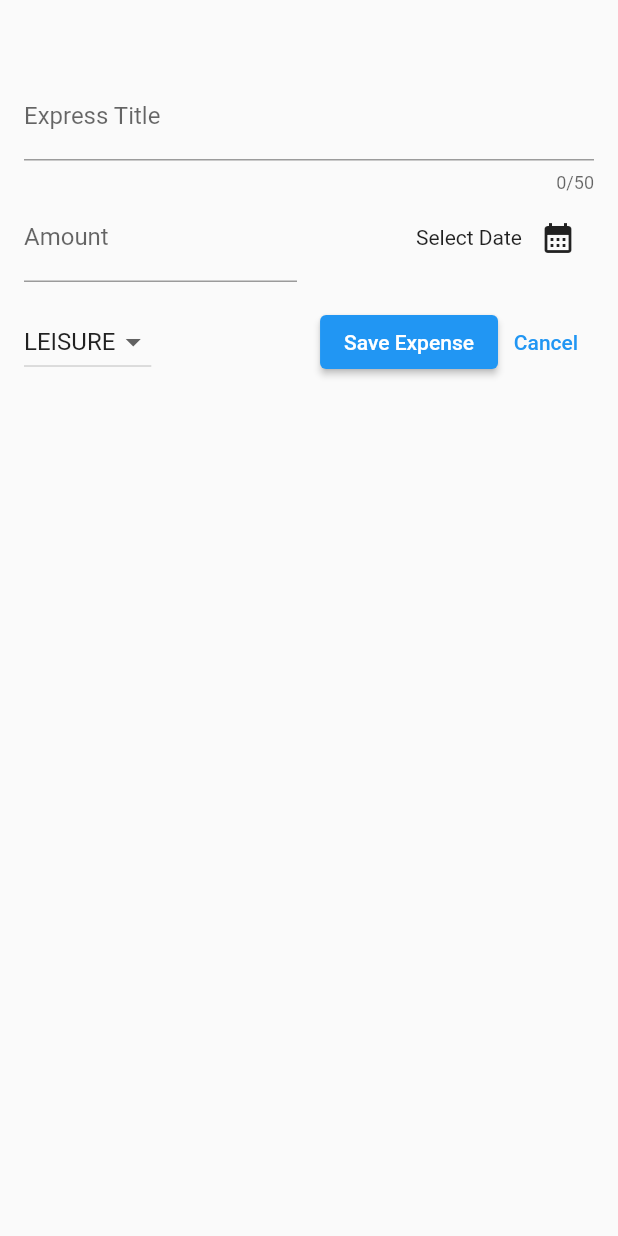
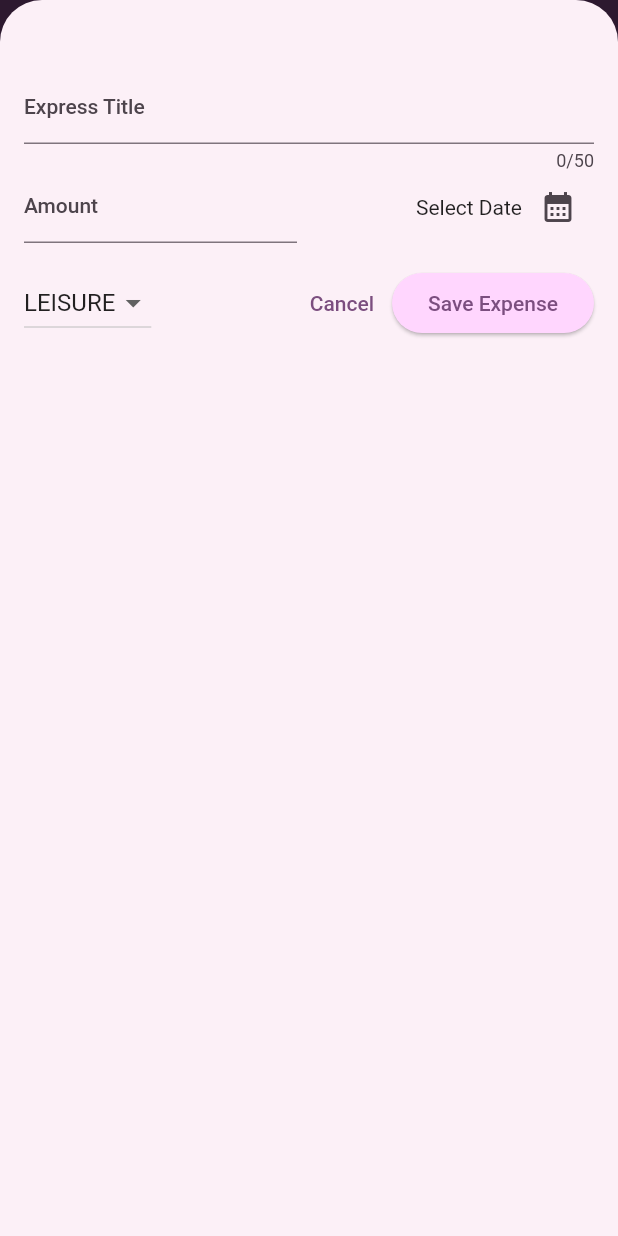
Before and after one commit to MichealMoris/Flutter-Expense-Tracker, a Flutter app: the screen it shows after launch, after a tap on the "add" icon, on a phone screen of 412 x 824 dp. Run offline on Flutter 3.47's test engine with Material 2 defaults, Android fonts, the phone set to English and light mode, and no system bars.

Commit message:
Adding New Expense and Expense Chart Added

```diff
--- a/lib/main.dart
+++ b/lib/main.dart
@@ -1,10 +1,66 @@
 import 'package:flutter/material.dart';
 import 'package:expense_tracker/widgets/expenses.dart';
 
+var kColorScheme = ColorScheme.fromSeed(
+  seedColor: Colors.purple,
+);
+var kDarkColorScheme = ColorScheme.fromSeed(
+  brightness: Brightness.dark,
+  seedColor: Colors.purple,
+);
 void main() {
   runApp(
-    const MaterialApp(
-      home: Expenses(),
+    MaterialApp(
+      darkTheme: ThemeData.dark().copyWith(
+        useMaterial3: true,
+        colorScheme: kDarkColorScheme,
+        appBarTheme: const AppBarTheme().copyWith(
+          backgroundColor: kDarkColorScheme.onPrimaryContainer,
+          foregroundColor: kDarkColorScheme.primaryContainer,
+        ),
+        cardTheme: const CardTheme().copyWith(
+          color: kDarkColorScheme.secondaryContainer,
+          margin: const EdgeInsets.symmetric(
+            horizontal: 18,
+            vertical: 8,
+          ),
+        ),
+        elevatedButtonTheme: ElevatedButtonThemeData(
+          style: ElevatedButton.styleFrom(
+            backgroundColor: kDarkColorScheme.primaryContainer,
+            foregroundColor: kDarkColorScheme.onPrimaryContainer,
+          ),
+        ),
+      ),
+      theme: ThemeData().copyWith(
+        useMaterial3: true,
+        colorScheme: kColorScheme,
+        appBarTheme: const AppBarTheme().copyWith(
+          backgroundColor: kColorScheme.onPrimaryContainer,
+          foregroundColor: kColorScheme.primaryContainer,
+        ),
+        cardTheme: const CardTheme().copyWith(
+          color: kColorScheme.secondaryContainer,
+          margin: const EdgeInsets.symmetric(
+            horizontal: 18,
+            vertical: 8,
+          ),
+        ),
+        elevatedButtonTheme: ElevatedButtonThemeData(
+          style: ElevatedButton.styleFrom(
+            backgroundColor: kColorScheme.primaryContainer,
+          ),
+        ),
+        textTheme: ThemeData().textTheme.copyWith(
+              titleLarge: TextStyle(
+                fontWeight: FontWeight.bold,
+                color: kColorScheme.onSecondaryContainer,
+                fontSize: 17,
+              ),
+            ),
+      ),
+      themeMode: ThemeMode.system,
+      home: const Expenses(),
     ),
   );
 }
--- a/lib/model/expense.dart
+++ b/lib/model/expense.dart
@@ -31,3 +31,22 @@ class Expense {
     return formatter.format(date);
   }
 }
+
+class ExpenseBucket {
+  final Category category;
+  final List<Expense> expenses;
+
+  const ExpenseBucket({required this.category, required this.expenses});
+  ExpenseBucket.forCategory(List<Expense> allExpenses, this.category)
+      : expenses = allExpenses
+            .where((element) => element.category == category)
+            .toList();
+
+  double get totalExpenses {
+    double total = 0;
+    for (final expense in expenses) {
+      total += expense.amount;
+    }
+    return total;
+  }
+}
--- /dev/null
+++ b/lib/widgets/chart/chart.dart
@@ -0,0 +1,95 @@
+import 'package:flutter/material.dart';
+
+import 'package:expense_tracker/widgets/chart/chart_bar.dart';
+import 'package:expense_tracker/model/expense.dart';
+
+class Chart extends StatelessWidget {
+  const Chart({super.key, required this.expenses});
+
+  final List<Expense> expenses;
+
+  List<ExpenseBucket> get buckets {
+    return [
+      ExpenseBucket.forCategory(expenses, Category.food),
+      ExpenseBucket.forCategory(expenses, Category.leisure),
+      ExpenseBucket.forCategory(expenses, Category.travel),
+      ExpenseBucket.forCategory(expenses, Category.work),
+    ];
+  }
+
+  double get maxTotalExpense {
+    double maxTotalExpense = 0;
+
+    for (final bucket in buckets) {
+      if (bucket.totalExpenses > maxTotalExpense) {
+        maxTotalExpense = bucket.totalExpenses;
+      }
+    }
+
+    return maxTotalExpense;
+  }
+
+  @override
+  Widget build(BuildContext context) {
+    final isDarkMode =
+        MediaQuery.of(context).platformBrightness == Brightness.dark;
+    return Container(
+      margin: const EdgeInsets.all(16),
+      padding: const EdgeInsets.symmetric(
+        vertical: 16,
+        horizontal: 8,
+      ),
+      width: double.infinity,
+      height: 180,
+      decoration: BoxDecoration(
+        borderRadius: BorderRadius.circular(8),
+        gradient: LinearGradient(
+          colors: [
+            Theme.of(context).colorScheme.primary.withOpacity(0.5),
+            Theme.of(context).colorScheme.primary.withOpacity(0.2)
+          ],
+          begin: Alignment.bottomCenter,
+          end: Alignment.topCenter,
+        ),
+      ),
+      child: Column(
+        children: [
+          Expanded(
+            child: Row(
+              crossAxisAlignment: CrossAxisAlignment.end,
+              children: [
+                for (final bucket in buckets) // alternative to map()
+                  ChartBar(
+                    fill: bucket.totalExpenses == 0
+                        ? 0
+                        : bucket.totalExpenses / maxTotalExpense,
+                  )
+              ],
+            ),
+          ),
+          const SizedBox(height: 12),
+          Row(
+            children: buckets
+                .map(
+                  (bucket) => Expanded(
+                    child: Padding(
+                      padding: const EdgeInsets.symmetric(horizontal: 4),
+                      child: Icon(
+                        categoryIcon[bucket.category],
+                        color: isDarkMode
+                            ? Theme.of(context).colorScheme.secondary
+                            : Theme.of(context)
+                                .colorScheme
+                                .primary
+                                .withOpacity(0.7),
+                      ),
+                    ),
+                  ),
+                )
+                .toList(),
+          )
+        ],
+      ),
+    );
+  }
+}
--- /dev/null
+++ b/lib/widgets/chart/chart_bar.dart
@@ -0,0 +1,34 @@
+import 'package:flutter/material.dart';
+
+class ChartBar extends StatelessWidget {
+  const ChartBar({
+    super.key,
+    required this.fill,
+  });
+
+  final double fill;
+
+  @override
+  Widget build(BuildContext context) {
+    final isDarkMode =
+        MediaQuery.of(context).platformBrightness == Brightness.dark;
+    return Expanded(
+      child: Padding(
+        padding: const EdgeInsets.symmetric(horizontal: 4),
+        child: FractionallySizedBox(
+          heightFactor: fill,
+          child: DecoratedBox(
+            decoration: BoxDecoration(
+              shape: BoxShape.rectangle,
+              borderRadius:
+                  const BorderRadius.vertical(top: Radius.circular(8)),
+              color: isDarkMode
+                  ? Theme.of(context).colorScheme.secondary
+                  : Theme.of(context).colorScheme.primary.withOpacity(0.65),
+            ),
+          ),
+        ),
+      ),
+    );
+  }
+}
--- a/lib/widgets/expenses.dart
+++ b/lib/widgets/expenses.dart
@@ -1,3 +1,4 @@
+import 'package:expense_tracker/widgets/chart/chart.dart';
 import 'package:expense_tracker/widgets/expenses_list/expenses_list.dart';
 import 'package:expense_tracker/model/expense.dart';
 import 'package:expense_tracker/widgets/new_expense.dart';
@@ -12,7 +13,20 @@ class Expenses extends StatefulWidget {
 }
 
 class _ExpensesState extends State<Expenses> {
-  final List<Expense> _registeredExpense = [];
+  final List<Expense> _registeredExpense = [
+    Expense(
+      title: 'California Flight',
+      amount: 1500,
+      date: DateTime(2023, 7, 19),
+      category: Category.travel,
+    ),
+    Expense(
+      title: 'Heart Attack',
+      amount: 30,
+      date: DateTime(2023, 7, 19),
+      category: Category.food,
+    ),
+  ];
 
   void _removeExpense(Expense expense) {
     final expenseIndex = _registeredExpense.indexOf(expense);
@@ -54,7 +68,7 @@ class _ExpensesState extends State<Expenses> {
 
   @override
   Widget build(context) {
-    Widget _originalContent = const Center(
+    Widget originalContent = const Center(
       child: Text('There is no Expenses. Let\'s add some.'),
     );
     return Scaffold(
@@ -70,10 +84,10 @@ class _ExpensesState extends State<Expenses> {
       ),
       body: Column(
         children: [
-          const Text('The Chart...'),
+          Chart(expenses: _registeredExpense),
           Expanded(
             child: _registeredExpense.isEmpty
-                ? _originalContent
+                ? originalContent
                 : ExpensesList(
                     expensesList: _registeredExpense,
                     onRemoveExpense: _removeExpense,
--- a/lib/widgets/expenses_list/expenses_item.dart
+++ b/lib/widgets/expenses_list/expenses_item.dart
@@ -12,8 +12,13 @@ class ExpensesItem extends StatelessWidget {
           horizontal: 20,
           vertical: 16,
         ),
-        child: Column(children: [
-          Text(expense.title),
+        child: Column(
+          crossAxisAlignment: CrossAxisAlignment.start,
+          children: [
+            Text(
+              expense.title,
+              style: Theme.of(context).textTheme.titleLarge,
+            ),
             const SizedBox(
               height: 4,
             ),
@@ -34,7 +39,8 @@ class ExpensesItem extends StatelessWidget {
                 ),
               ],
             ),
-        ]),
+          ],
+        ),
       ),
     );
   }
--- a/lib/widgets/expenses_list/expenses_list.dart
+++ b/lib/widgets/expenses_list/expenses_list.dart
@@ -12,6 +12,10 @@ class ExpensesList extends StatelessWidget {
     return ListView.builder(
       itemCount: expensesList.length,
       itemBuilder: ((context, index) => Dismissible(
+            background: Container(
+              color: Theme.of(context).colorScheme.error.withOpacity(0.7),
+              margin: Theme.of(context).cardTheme.margin,
+            ),
             key: ValueKey(expensesList[index]),
             child: ExpensesItem(
               expensesList[index],
--- a/lib/widgets/new_expense.dart
+++ b/lib/widgets/new_expense.dart
@@ -155,16 +155,16 @@ class _NewExpenseState extends State<NewExpense> {
                 },
               ),
               const Spacer(),
-              ElevatedButton(
-                onPressed: _submitExpenseData,
-                child: const Text('Save Expense'),
-              ),
               TextButton(
                 onPressed: () {
                   Navigator.pop(context);
                 },
                 child: const Text('Cancel'),
-              )
+              ),
+              ElevatedButton(
+                onPressed: _submitExpenseData,
+                child: const Text('Save Expense'),
+              ),
             ],
           ),
         ],
```
Lines whose indentation alone changed are shown as unchanged.
